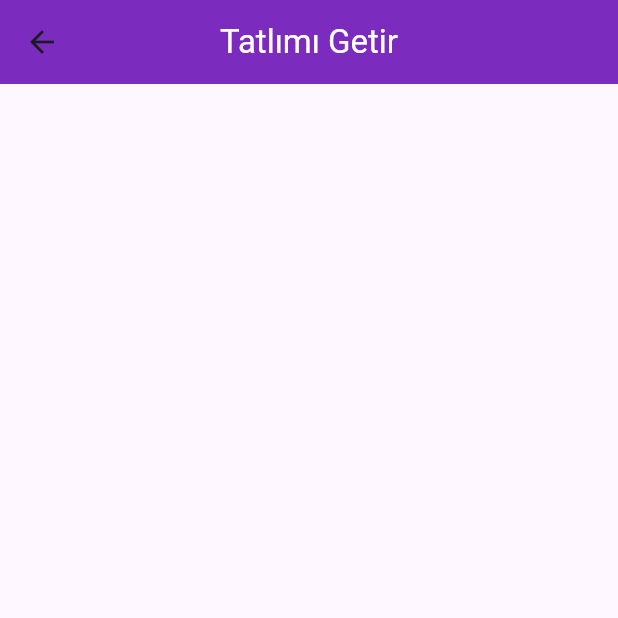
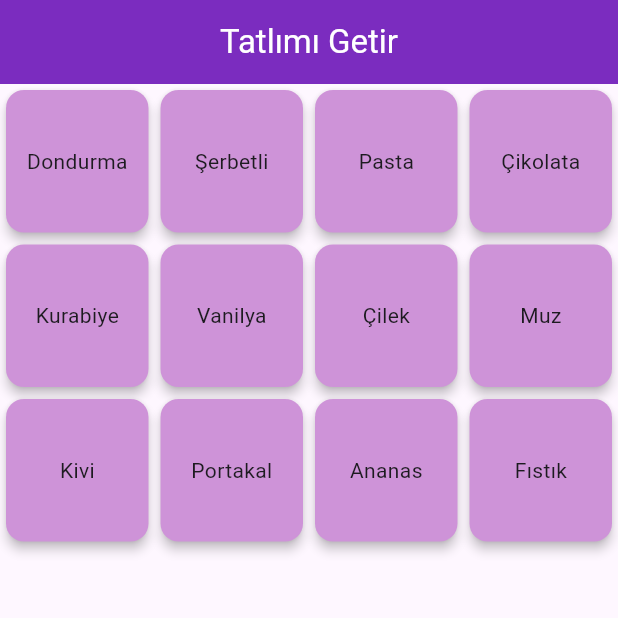
Before and after one commit to lewisVailed/TatlimiGetir, a Flutter app: the HomePage screen opened directly, on a phone screen of 412 x 824 dp, the top half of it. Run offline on Flutter 3.47's test engine with Material 3 defaults, Android fonts, the phone set to English and light mode, and no system bars.

Commit message:
Category added to home page

```diff
--- a/Flutter/getir_clone_app/lib/main.dart
+++ b/Flutter/getir_clone_app/lib/main.dart
@@ -1,5 +1,6 @@
 import 'package:flutter/material.dart';
 import 'package:flutter/services.dart';
+import 'package:getir_clone_app/views/home_page.dart';
 import 'package:getir_clone_app/views/log_in_page.dart';
 import 'package:getir_clone_app/views/sign_in_page.dart';
 
@@ -33,7 +34,7 @@
         colorScheme: ColorScheme.fromSeed(seedColor: Colors.deepPurple),
         useMaterial3: true,
       ),
-      home: const LoginPage(),
+      home: const HomePage(),
     );
   }
 }
--- a/Flutter/getir_clone_app/lib/views/home_page.dart
+++ b/Flutter/getir_clone_app/lib/views/home_page.dart
@@ -8,15 +8,32 @@ class HomePage extends StatefulWidget {
 }
 
 class _HomePageState extends State<HomePage> {
+
+  var kategoriler = ["Dondurma","Şerbetli","Pasta","Çikolata","Kurabiye","Vanilya","Çilek","Muz","Kivi","Portakal","Ananas","Fıstık"];
+
   @override
   Widget build(BuildContext context) {
     return Scaffold(
       appBar: AppBar(
         title: const Text("Tatlımı Getir"),
       ),
-      body: const Column(
-        children: [],
-      ),
+      body: GridView.builder(
+            gridDelegate:  const SliverGridDelegateWithFixedCrossAxisCount(
+              crossAxisCount: 4,
+              childAspectRatio: 1/1),
+            itemCount: kategoriler.length,
+            itemBuilder: (context,index){
+              return Card(
+                color: Colors.purple[200],
+                elevation: 3,
+                child: Row(
+                  mainAxisAlignment: MainAxisAlignment.center,
+                  children: [
+                    Text(kategoriler[index])
+                  ],
+                ),
+              );
+            })
     );
   }
 }
```
